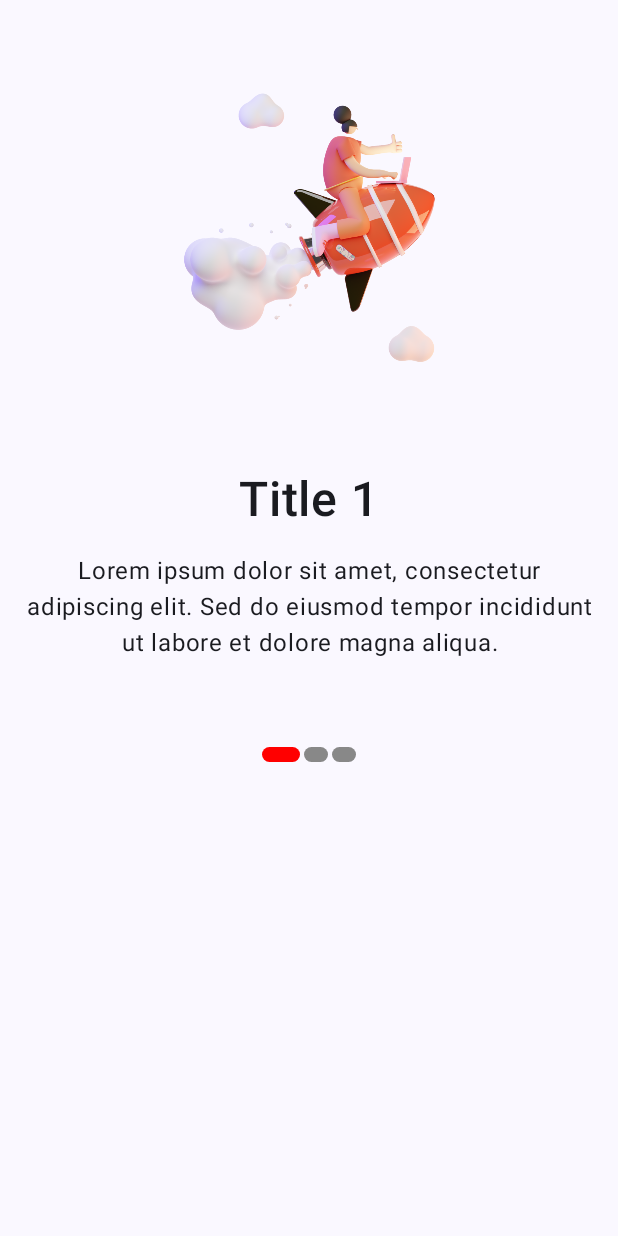
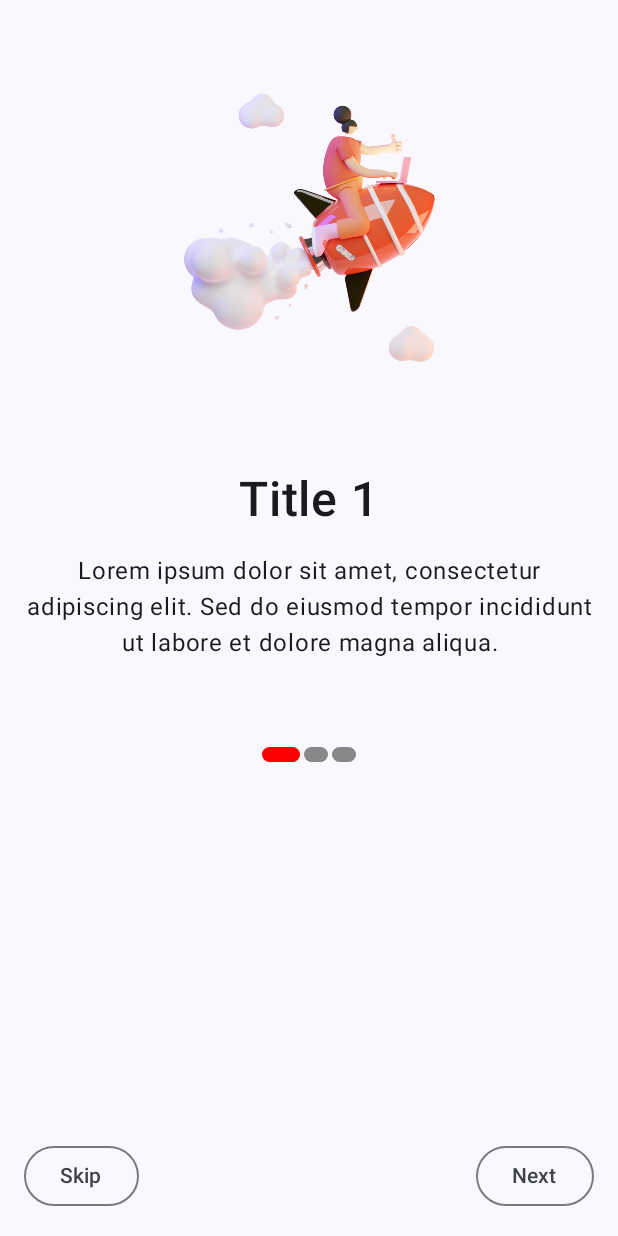
Before and after one commit to dev-satyamthakur/Onboarding-Screen-Jetpack-Compose, an Android app built with Jetpack Compose: the screen it shows after launch (MainActivity), on a phone screen of 412 x 824 dp. Run offline under Robolectric (Android 15) with nearby library versions, the phone set to English and light mode, and no system bars.

Commit message:
Adding bottom skip and next button

```diff
--- a/app/src/main/java/com/satyamthakur/learning/onboardingscreen/data/PagerScreen.kt
+++ b/app/src/main/java/com/satyamthakur/learning/onboardingscreen/data/PagerScreen.kt
@@ -10,12 +10,14 @@ import androidx.compose.foundation.layout.Column
 import androidx.compose.foundation.layout.Row
 import androidx.compose.foundation.layout.Spacer
 import androidx.compose.foundation.layout.fillMaxSize
+import androidx.compose.foundation.layout.fillMaxWidth
 import androidx.compose.foundation.layout.height
 import androidx.compose.foundation.layout.padding
 import androidx.compose.foundation.layout.width
 import androidx.compose.foundation.pager.HorizontalPager
 import androidx.compose.foundation.pager.rememberPagerState
 import androidx.compose.foundation.shape.CircleShape
+import androidx.compose.material3.OutlinedButton
 import androidx.compose.material3.Text
 import androidx.compose.runtime.Composable
 import androidx.compose.ui.Alignment
@@ -37,6 +39,7 @@ fun PagerScreen(items: List<OnboardingData>) {
     val pagerState = rememberPagerState(
         pageCount = { items.size }
     )
+    Box(modifier = Modifier.fillMaxSize()) {
         Column(
             modifier = Modifier
                 .fillMaxSize(),
@@ -49,7 +52,28 @@ fun PagerScreen(items: List<OnboardingData>) {
             }
             PagerIndicator(size = items.size, currentPage = pagerState.currentPage)
         }
+        Box(modifier = Modifier.align(Alignment.BottomCenter)) {
+            BottomButtons(pagerState.currentPage)
+        }
+    }
 
+}
+
+@Composable
+fun BottomButtons(currentPage: Int) {
+    Row(
+        modifier = Modifier
+            .fillMaxWidth()
+            .padding(16.dp),
+        horizontalArrangement = Arrangement.SpaceBetween
+    ) {
+        OutlinedButton(onClick = { /*TODO*/ }) {
+            Text(text = "Skip")
+        }
+        OutlinedButton(onClick = { /*TODO*/ }) {
+            Text(text = "Next")
+        }
+    }
 }
 
 @Composable
```
Lines whose indentation alone changed are shown as unchanged.
